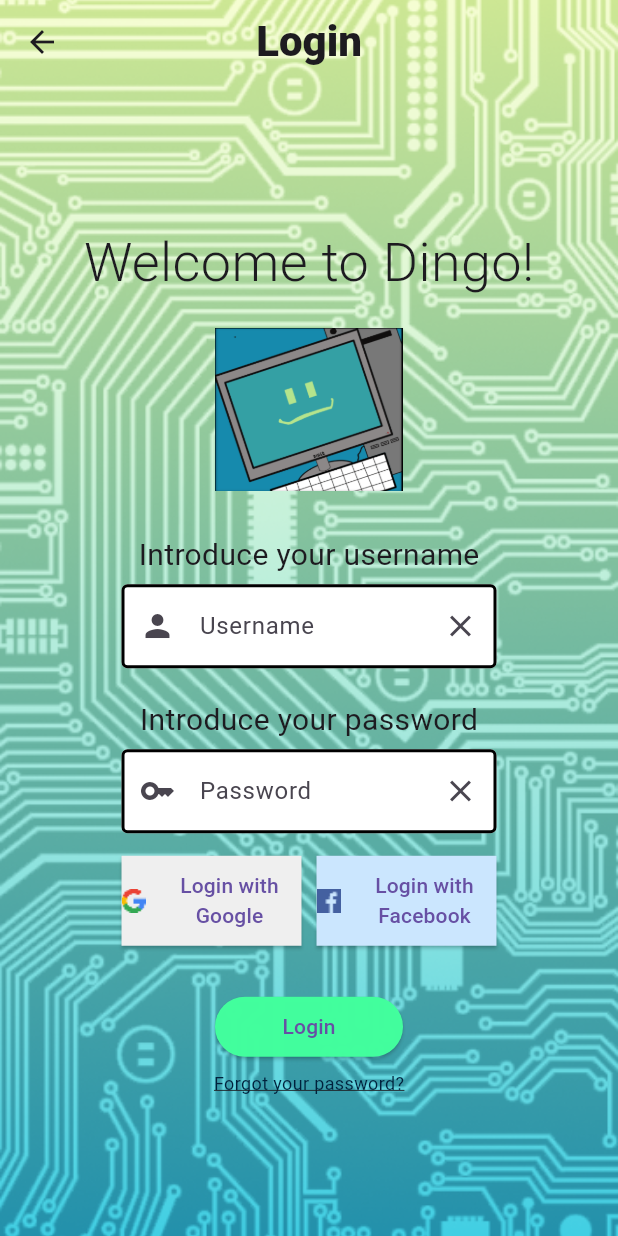
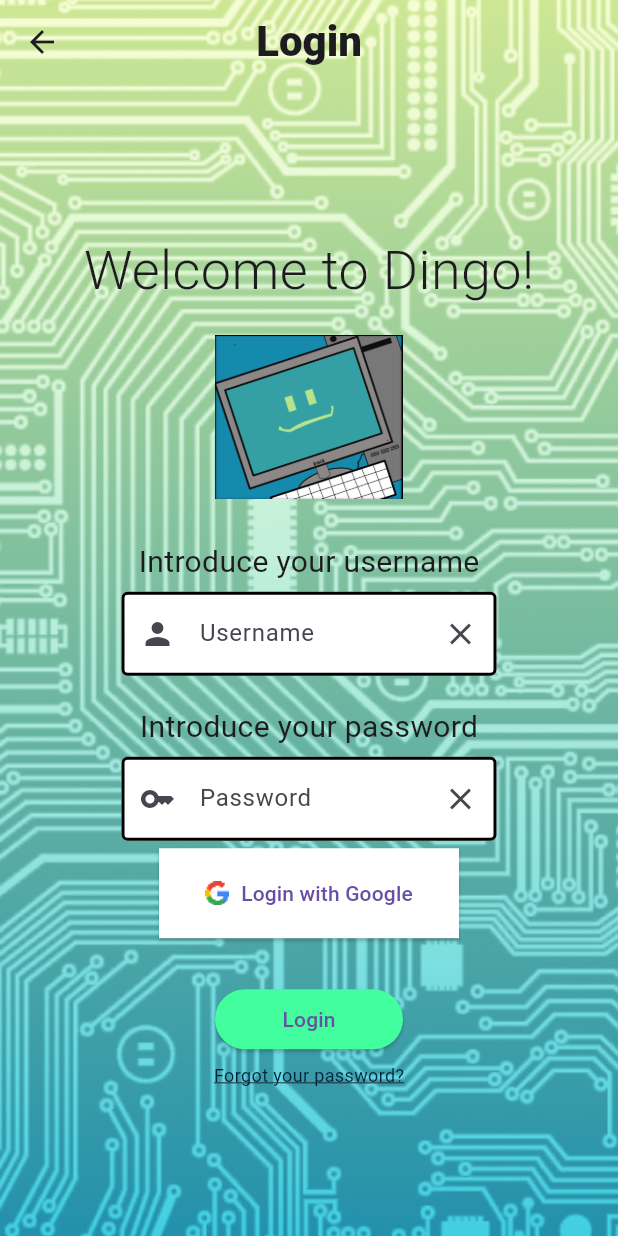
Before and after one commit to ComputacaoMovel2024/tp-c_dingo, a Flutter app: the LoginScreen screen opened directly, on a phone screen of 412 x 824 dp. Run offline on Flutter 3.47's test engine with Material 3 defaults, Android fonts, the phone set to English and light mode, and no system bars.

Commit message:
Pequenas alterações

```diff
--- a/dingo/lib/login_screen.dart
+++ b/dingo/lib/login_screen.dart
@@ -74,18 +74,17 @@ class LoginScreen extends StatelessWidget {
                           isObscure: true,
                           customPrefixIcon: Icon(Icons.key),
                         ),
-                        const SizedBox(height: 10),
                         Row(
                           mainAxisAlignment: MainAxisAlignment.center,
                           children: [
                             Container(
-                              width: 120,
+                              width: 200,
                               height: 60,
                               margin: const EdgeInsets.all(5),
                               child: ElevatedButton.icon(
                                 onPressed: () { onLoginTap(context); },
                                 style: ElevatedButton.styleFrom(
-                                  backgroundColor: const Color.fromARGB(255, 239, 239, 239),
+                                  backgroundColor: Colors.white,
                                   padding: const EdgeInsets.all(0),
                                   shape: const RoundedRectangleBorder(
                                     borderRadius: BorderRadius.zero
@@ -94,27 +93,6 @@ class LoginScreen extends StatelessWidget {
                                 icon: Image.asset('lib/assets/google_icon.png'),
                                 label: const Text(
                                   'Login with Google',
-                                  textAlign: TextAlign.center,
-                                  style: TextStyle(fontSize: 14),
-                                ),
-                              ),
-                            ),
-                            Container(
-                              width: 120,
-                              height: 60,
-                              margin: const EdgeInsets.all(5),
-                              child: ElevatedButton.icon(
-                                onPressed: () { onLoginTap(context); },
-                                style: ElevatedButton.styleFrom(
-                                  backgroundColor: const Color.fromARGB(255, 203, 230, 254),
-                                  padding: const EdgeInsets.all(0),
-                                  shape: const RoundedRectangleBorder(
-                                    borderRadius: BorderRadius.zero
-                                  ),
-                                ),
-                                icon: Image.asset('lib/assets/facebook_icon.png'),
-                                label: const Text(
-                                  'Login with Facebook',
                                   textAlign: TextAlign.center,
                                   style: TextStyle(fontSize: 14),
                                 ),
```
Also changed, not shown: dingo/lib/assets/microsoft_icon.png (added), dingo/pubspec.lock.
